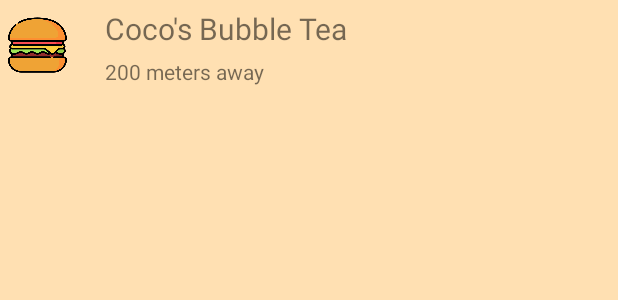
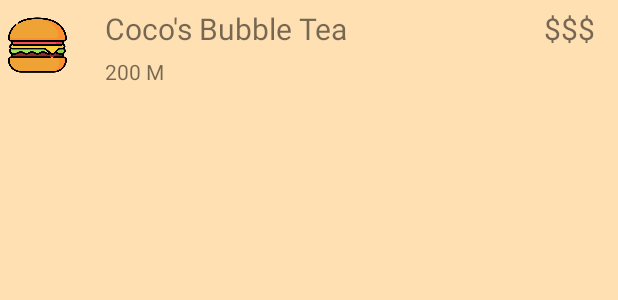
Before and after one commit to rzhang606/Food-App, an Android app: the layout business_row.xml on its own in the app's theme, with its tools: preview values and no code run, on a phone screen of 412 x 824 dp. Shown: the top 300 px of the screen. Run offline under Robolectric (Android 15) with nearby library versions, the phone set to English and light mode, and no system bars.

Commit message:
UI: small list changes

```diff
--- a/app/src/main/java/com/example/android/letseat/utility/BusinessAdapter.java
+++ b/app/src/main/java/com/example/android/letseat/utility/BusinessAdapter.java
@@ -12,6 +12,8 @@ import android.widget.TextView;
 
 import com.example.android.letseat.Business;
 import com.example.android.letseat.R;
+
+import org.w3c.dom.Text;
 
 import java.util.ArrayList;
 import java.util.HashMap;
@@ -110,8 +112,16 @@ public class BusinessAdapter extends ArrayAdapter<Business> {
         TextView name = v.findViewById(R.id.row_Name);
         name.setText(mBusiness.getName());
 
-        //TextView distance = v.findViewById(R.id.row_Distance);
-        //distance.setText("" + mBusiness.getDistance() + " Meters");
+        TextView price = v.findViewById(R.id.row_Price);
+        price.setText(mBusiness.getPrice());
+
+        TextView distance = v.findViewById(R.id.row_Distance);
+        int mdistance = (int)java.lang.Math.floor(mBusiness.getDistance() - mBusiness.getDistance()%100);
+        if(mdistance < 100) {
+            distance.setText(" <100 M");
+        } else {
+            distance.setText(mdistance + " M");
+        }
 
 
         return v;
--- a/app/src/main/res/layout/business_row.xml
+++ b/app/src/main/res/layout/business_row.xml
@@ -23,30 +23,45 @@
         android:layout_width="match_parent"
         android:layout_height="@dimen/listRowHeight">
 
-        <TextView
-            android:id="@+id/row_Name"
+        <LinearLayout
+            android:id="@+id/row_TitleRow"
+            android:paddingStart="10dp"
+            android:paddingEnd="5dp"
+            android:paddingTop="5dp"
+            android:layout_width="match_parent"
+            android:layout_height="wrap_content">
+            <TextView
+                android:id="@+id/row_Name"
 
-            android:paddingLeft="10dp"
-            android:paddingTop="5dp"
+                android:textSize="20sp"
+                android:text="Coco's Bubble Tea"
 
-            android:textSize="20dp"
-            android:text="Coco's Bubble Tea"
+                android:layout_width="0dp"
+                android:layout_weight="1"
+                android:layout_height="match_parent" />
 
-            android:layout_width="wrap_content"
-            android:layout_height="wrap_content" />
+            <TextView
+                android:id="@+id/row_Price"
+                android:text="$$$"
+                android:paddingStart="5dp"
+                android:textSize="20sp"
+                android:layout_width="wrap_content"
+                android:layout_height="match_parent" />
+        </LinearLayout>
+
 
         <TextView
             android:id="@+id/row_Distance"
 
             android:layout_width="wrap_content"
             android:layout_height="wrap_content"
-            android:layout_below="@+id/row_Name"
+            android:layout_below="@+id/row_TitleRow"
 
             android:paddingStart="10dp"
             android:paddingEnd="10dp"
             android:paddingTop="5dp"
 
-            android:text="200 meters away" />
+            android:text="200 M" />
     </RelativeLayout>
 
 </RelativeLayout>
```
